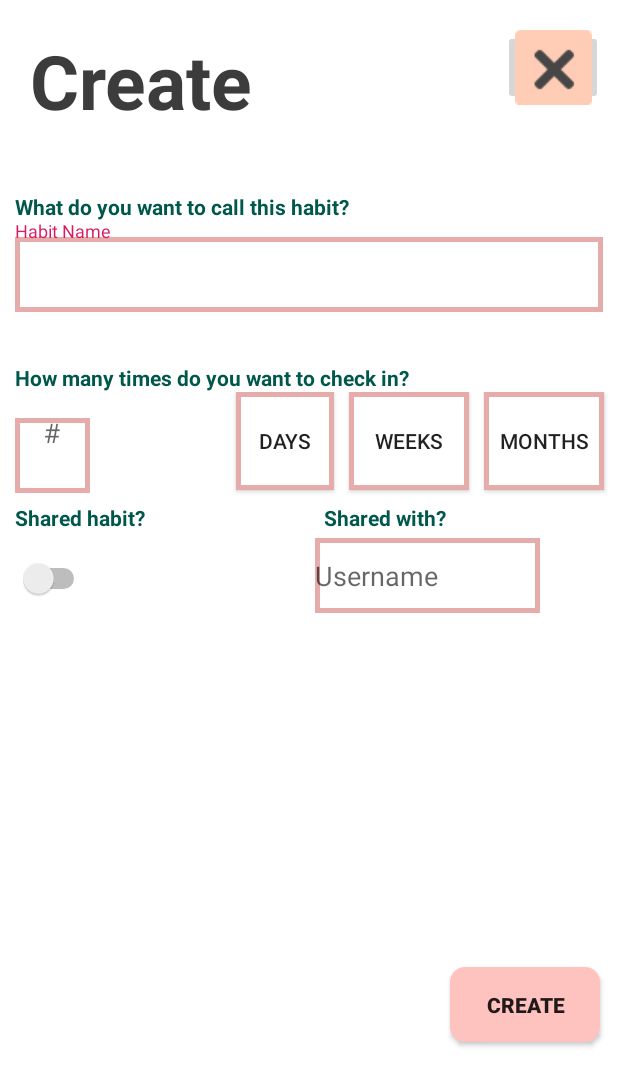
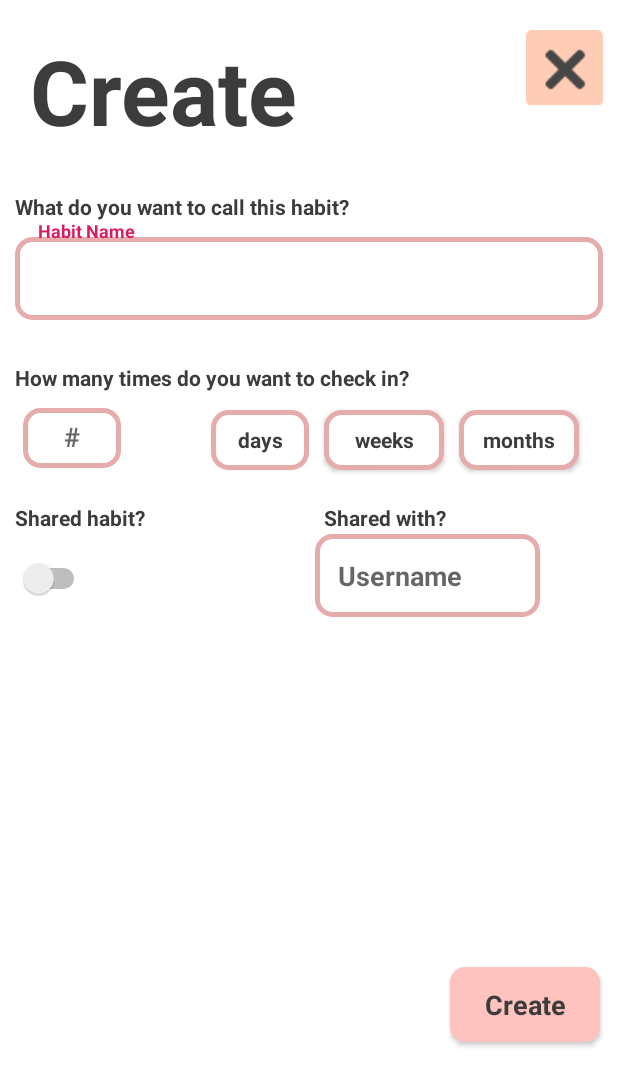
Before and after one commit to chichiben/Habit-Rabbit, an Android app: the layout habit_creation.xml on its own in the app's theme, with its tools: preview values and no code run, on a phone screen of 412 x 824 dp. Shown: the top 1086 px of the screen. Run offline under Robolectric (Android 15) with nearby library versions, the phone set to English and light mode, and no system bars.

Commit message:
slight cosmetic changes to the habit creation form

```diff
--- a/app/src/main/res/drawable/button_border.xml
+++ b/app/src/main/res/drawable/button_border.xml
@@ -1,11 +1,13 @@
 <?xml version="1.0" encoding="utf-8"?>
 <shape xmlns:android="http://schemas.android.com/apk/res/android"
-    android:shape="rectangle" >
+    android:shape="rectangle"
+    >
 
     <solid android:color="#FFFFFF" />
 
     <stroke
         android:width="3dp"
         android:color="#E6ACAC" />
+    <corners android:radius="10dp" />
 
 </shape>
--- /dev/null
+++ b/app/src/main/res/drawable/habit_form.xml
@@ -0,0 +1,5 @@
+<?xml version="1.0" encoding="utf-8"?>
+<shape xmlns:android="http://schemas.android.com/apk/res/android">
+
+    <corners android:radius="10dp" />
+</shape>
--- a/app/src/main/res/layout/activity_main.xml
+++ b/app/src/main/res/layout/activity_main.xml
@@ -61,7 +61,7 @@
                 android:layout_marginBottom="10dp"
                 android:text="@string/habits"
                 android:textColor="#3C3C3C"
-                android:textSize="50sp"
+                android:textSize="60sp"
                 android:textStyle="bold" />
 
             <ImageButton
--- a/app/src/main/res/layout/habit_creation.xml
+++ b/app/src/main/res/layout/habit_creation.xml
@@ -23,7 +23,7 @@
             android:layout_weight="1"
             android:text="Create"
             android:textColor="#3C3C3C"
-            android:textSize="50sp"
+            android:textSize="60sp"
             android:textStyle="bold" />
 
         <ImageButton
@@ -52,7 +52,7 @@
             android:layout_height="wrap_content"
             android:layout_marginLeft="10dp"
             android:text="What do you want to call this habit?"
-            android:textColor="@color/colorPrimaryDark"
+            android:textColor="#3C3C3C"
             android:textStyle="bold" />
 
         <com.google.android.material.textfield.TextInputLayout
@@ -62,11 +62,13 @@
             <com.google.android.material.textfield.TextInputEditText
                 android:id="@+id/name_habit"
                 android:layout_width="match_parent"
-                android:layout_height="50dp"
+                android:layout_height="55dp"
                 android:layout_marginLeft="10dp"
                 android:layout_marginRight="10dp"
                 android:background="@drawable/button_border"
-                android:hint="@string/habit_name" />
+                android:hint="@string/habit_name"
+                android:padding="15sp"
+                android:textStyle="bold" />
 
         </com.google.android.material.textfield.TextInputLayout>
 
@@ -81,9 +83,9 @@
             android:id="@+id/textView3"
             android:layout_width="match_parent"
             android:layout_height="wrap_content"
-            android:layout_marginLeft="10dp"
+            android:paddingLeft="10dp"
             android:text="How many times do you want to check in?"
-            android:textColor="@color/colorPrimaryDark"
+            android:textColor="#3C3C3C"
             android:textStyle="bold" />
 
         <LinearLayout
@@ -92,46 +94,56 @@
             android:orientation="horizontal">
 
             <com.google.android.material.textfield.TextInputLayout
-                android:layout_width="97dp"
-                android:layout_height="match_parent">
+                android:layout_width="wrap_content"
+                android:layout_height="wrap_content"
+                android:paddingLeft="15dp">
 
                 <com.google.android.material.textfield.TextInputEditText
                     android:id="@+id/number_checkin"
-                    android:layout_width="50dp"
-                    android:layout_height="50dp"
-                    android:layout_marginLeft="10dp"
-                    android:layout_marginRight="30dp"
+                    android:layout_width="65dp"
+                    android:layout_height="40dp"
+
                     android:layout_weight="1"
                     android:background="@drawable/button_border"
 
-                    android:gravity="center_horizontal"
+                    android:gravity="center"
                     android:hint="@string/checkin_number"
-                    android:inputType="number|none" />
+                    android:inputType="number|none"
+                    android:textStyle="bold" />
             </com.google.android.material.textfield.TextInputLayout>
 
             <Button
                 android:id="@+id/days"
                 android:layout_width="65dp"
-                android:layout_height="65dp"
+                android:layout_height="40dp"
                 android:layout_marginLeft="60dp"
                 android:layout_marginRight="10dp"
                 android:background="@drawable/button_border"
-                android:text="days" />
+                android:text="days"
+                android:textAppearance="@style/TextAppearance.AppCompat.Body1"
+                android:textColor="#3C3C3C"
+                android:textStyle="bold" />
 
             <Button
                 android:id="@+id/weeks"
                 android:layout_width="80dp"
-                android:layout_height="65dp"
+                android:layout_height="40dp"
                 android:layout_marginRight="10dp"
                 android:background="@drawable/button_border"
-                android:text="weeks" />
+                android:text="weeks"
+                android:textAppearance="@style/TextAppearance.AppCompat.Body1"
+                android:textColor="#3C3C3C"
+                android:textStyle="bold" />
 
             <Button
                 android:id="@+id/months"
                 android:layout_width="80dp"
-                android:layout_height="65dp"
+                android:layout_height="40dp"
                 android:background="@drawable/button_border"
-                android:text="months" />
+                android:text="months"
+                android:textAppearance="@style/TextAppearance.AppCompat.Body1"
+                android:textColor="#3C3C3C"
+                android:textStyle="bold" />
 
         </LinearLayout>
 
@@ -154,7 +166,7 @@
                 android:layout_marginLeft="10dp"
                 android:layout_weight="1"
                 android:text="Shared habit?"
-                android:textColor="@color/colorPrimaryDark"
+                android:textColor="#3C3C3C"
                 android:textStyle="bold" />
 
             <TextView
@@ -164,7 +176,7 @@
                 android:layout_marginLeft="10dp"
                 android:layout_weight="1"
                 android:text="Shared with?"
-                android:textColor="@color/colorPrimaryDark"
+                android:textColor="#3C3C3C"
                 android:textStyle="bold" />
         </LinearLayout>
 
@@ -182,11 +194,13 @@
             <com.google.android.material.textfield.TextInputEditText
                 android:id="@+id/user"
                 android:layout_width="150dp"
-                android:layout_height="50dp"
+                android:layout_height="55dp"
                 android:layout_marginLeft="150dp"
                 android:layout_marginRight="10dp"
                 android:background="@drawable/button_border"
-                android:hint="@string/username_shared" />
+                android:hint="@string/username_shared"
+                android:padding="15sp"
+                android:textStyle="bold" />
         </LinearLayout>
     </LinearLayout>
 
@@ -194,10 +208,13 @@
         android:id="@+id/create"
         android:layout_width="100dp"
         android:layout_height="50dp"
+        android:layout_marginLeft="300dp"
+        android:layout_marginTop="200dp"
         android:background="@drawable/custom_button_1"
-        android:layout_marginTop="200dp"
-        android:layout_marginLeft="300dp"
         android:text="Create"
+        android:textAppearance="@style/TextAppearance.AppCompat.Display1"
+        android:textColor="#3C3C3C"
+        android:textSize="18sp"
         android:textStyle="bold" />
 
 </LinearLayout>
```
